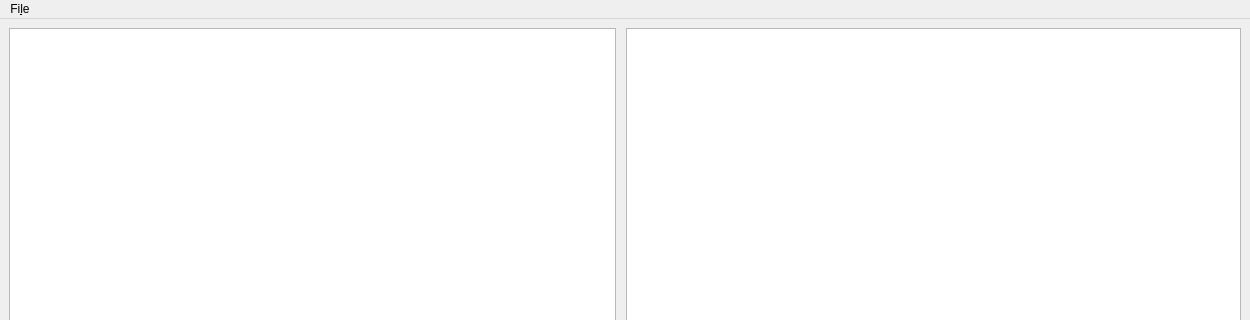
Qt form gcmviz/MainWindow.ui (nongeneric/ps3emu) before a commit; both pictures show x 0 to 1250 and y 0 to 320 of the 1250 by 686 pixel window.
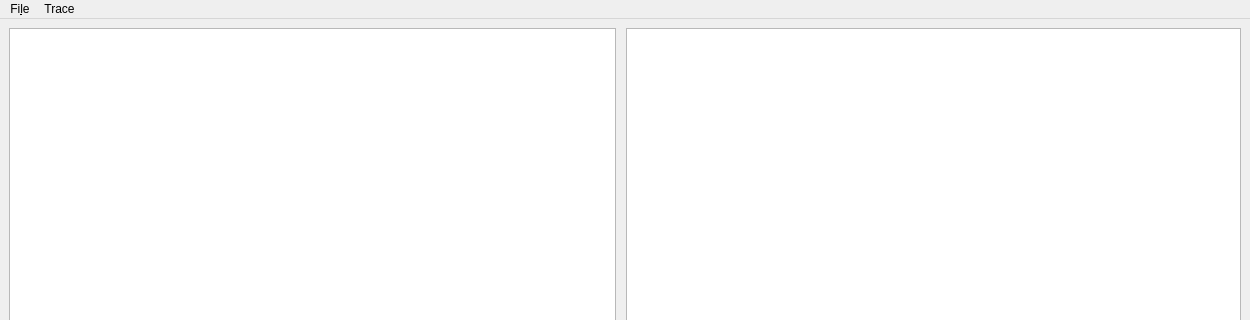
The same form after that commit.

Patch:
```diff
--- a/gcmviz/MainWindow.ui
+++ b/gcmviz/MainWindow.ui
@@ -106,7 +106,14 @@
     </property>
     <addaction name="actionQuit"/>
    </widget>
+   <widget class="QMenu" name="menuTrace">
+    <property name="title">
+     <string>Trace</string>
+    </property>
+    <addaction name="actionRun"/>
+   </widget>
    <addaction name="menuFile"/>
+   <addaction name="menuTrace"/>
   </widget>
   <widget class="QStatusBar" name="statusbar"/>
   <action name="actionQuit">
```
Left out of the diff: 10 changed lines with no effect on the pictures.
